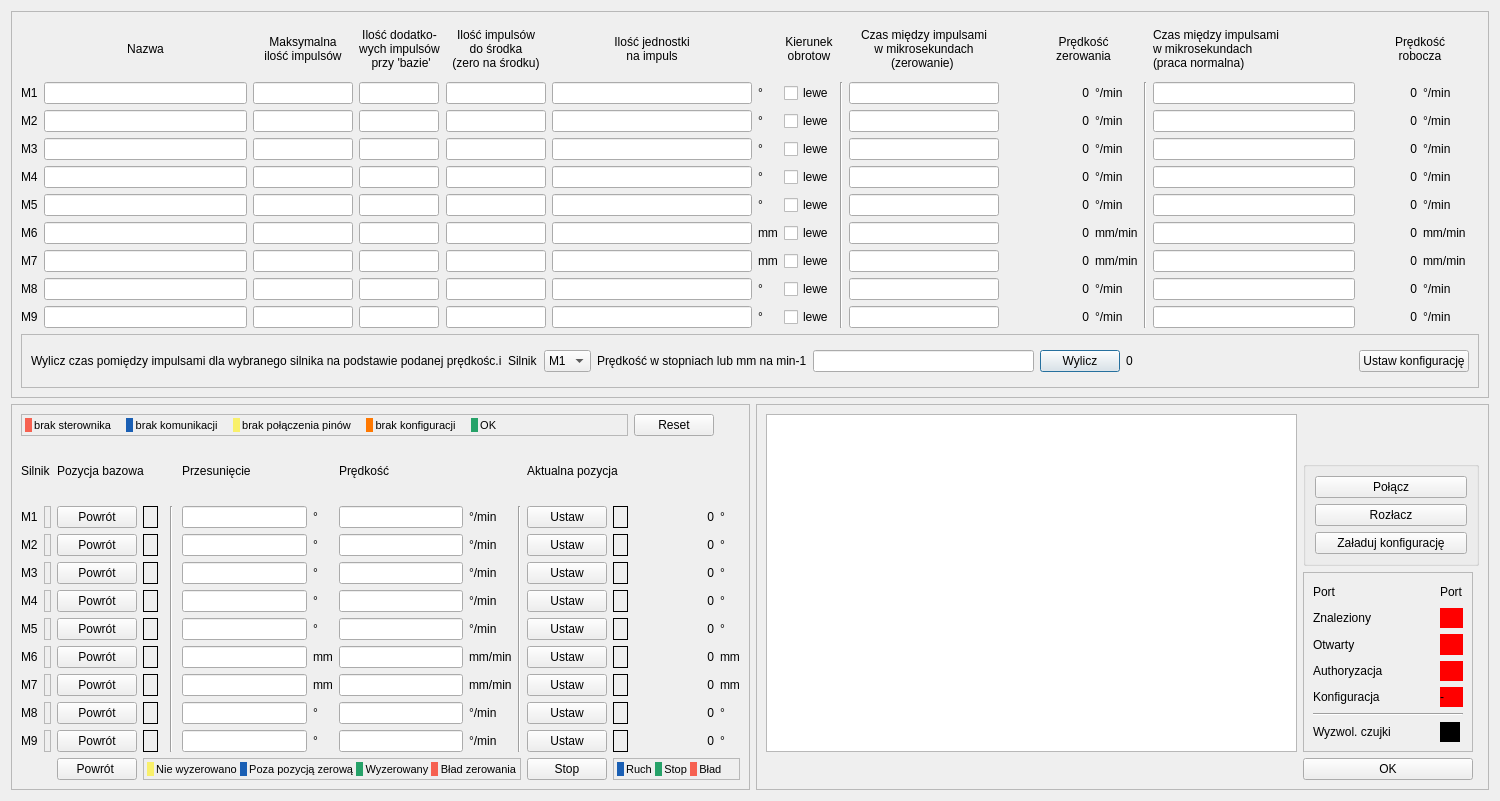
This is CzujkiLinioweApp/teststerownikadlg.ui in wiacekmarcin/CzujkiLiniowe as Qt 5 draws it before an edit. The edited form follows.
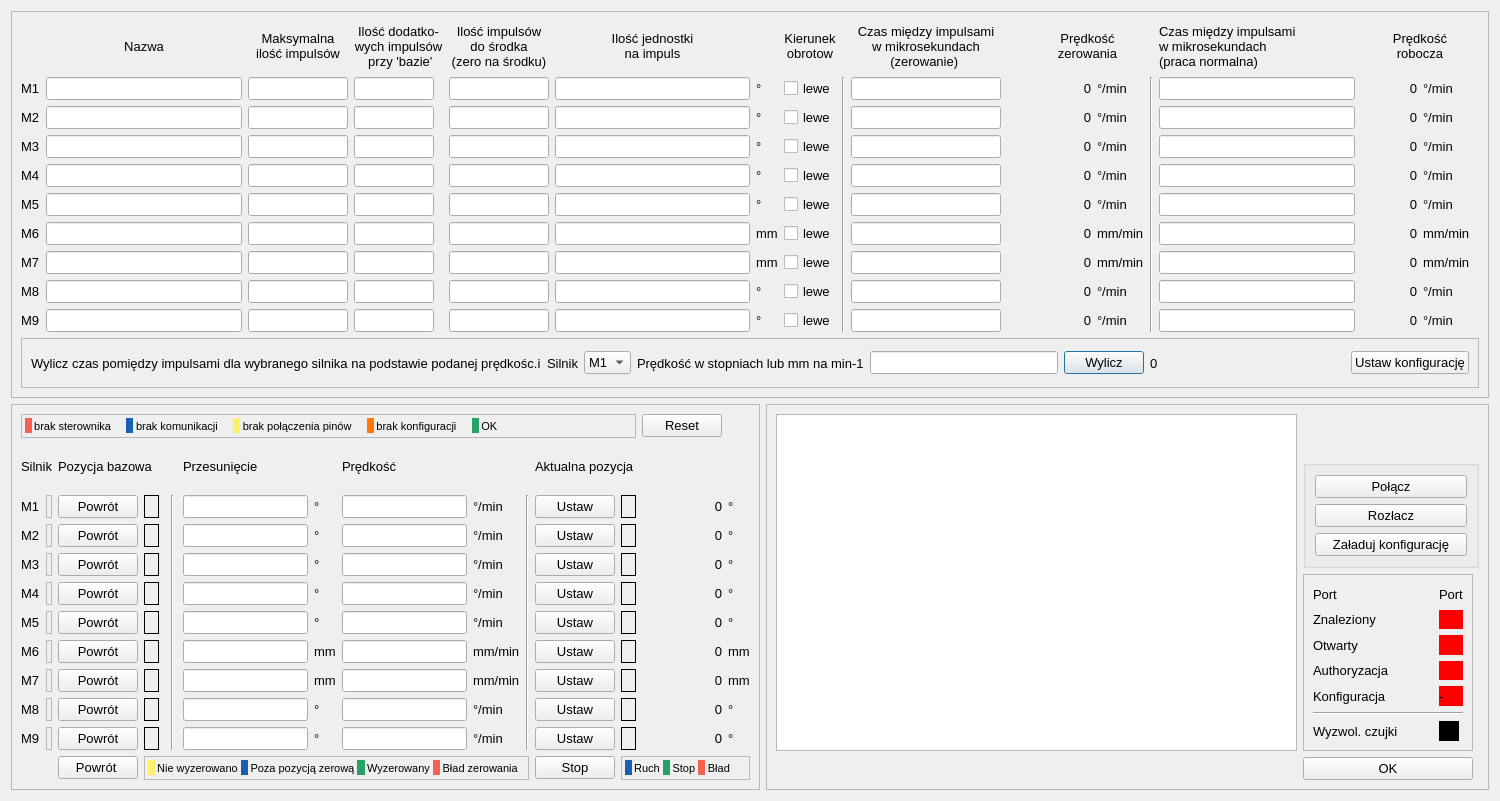
This is the edited form.

```diff
--- a/CzujkiLinioweApp/teststerownikadlg.ui
+++ b/CzujkiLinioweApp/teststerownikadlg.ui
@@ -22,6 +22,12 @@
     <height>1200</height>
    </size>
   </property>
+  <property name="font">
+   <font>
+    <family>Arial</family>
+    <pointsize>10</pointsize>
+   </font>
+  </property>
   <property name="windowTitle">
    <string>Testowanie Sterownika</string>
   </property>
```
